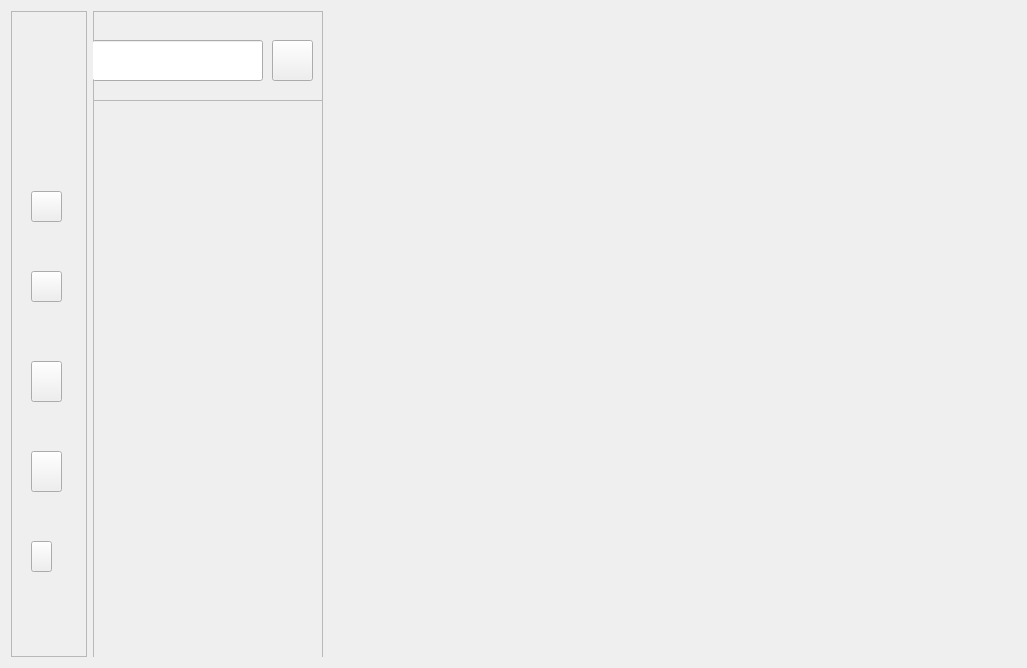
Qt form ToolKit/ui/mainpage.ui (Areay7/ToolKit) before a commit.
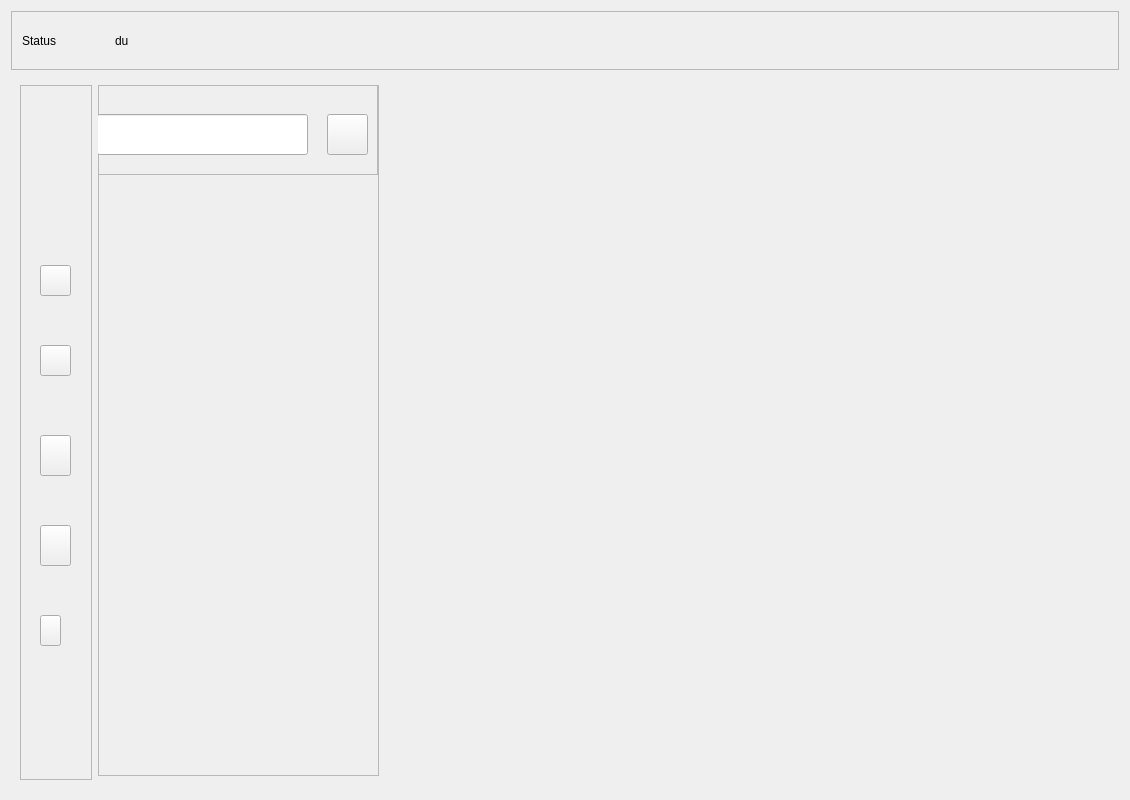
The same form after that commit. The open tabs and pages were chosen to show the change. Icons and pictures are not drawn. Custom widgets are drawn as their Qt base class.

The edit to the form file:
```diff
--- a/ToolKit/ui/mainpage.ui
+++ b/ToolKit/ui/mainpage.ui
@@ -6,14 +6,79 @@
    <rect>
     <x>0</x>
     <y>0</y>
-    <width>1027</width>
-    <height>668</height>
+    <width>1130</width>
+    <height>800</height>
    </rect>
   </property>
   <property name="windowTitle">
    <string>Form</string>
   </property>
-  <layout class="QHBoxLayout" name="horizontalLayout" stretch="1,3,9">
+  <layout class="QVBoxLayout" name="verticalLayout_3" stretch="1,12">
+   <item>
+    <widget class="QFrame" name="frame_top">
+     <property name="frameShape">
+      <enum>QFrame::StyledPanel</enum>
+     </property>
+     <property name="frameShadow">
+      <enum>QFrame::Raised</enum>
+     </property>
+     <layout class="QHBoxLayout" name="horizontalLayout_2" stretch="1,2,3">
+      <property name="leftMargin">
+       <number>10</number>
+      </property>
+      <property name="topMargin">
+       <number>0</number>
+      </property>
+      <property name="rightMargin">
+       <number>4</number>
+      </property>
+      <property name="bottomMargin">
+       <number>0</number>
+      </property>
+      <item>
+       <widget class="QWidget" name="widget_weather" native="true">
+        <layout class="QHBoxLayout" name="horizontalLayout_3">
+         <property name="leftMargin">
+          <number>0</number>
+         </property>
+         <property name="topMargin">
+          <number>0</number>
+         </property>
+         <property name="rightMargin">
+          <number>0</number>
+         </property>
+         <property name="bottomMargin">
+          <number>0</number>
+         </property>
+         <item>
+          <widget class="QLabel" name="label_weatherStatus">
+           <property name="text">
+            <string>Status</string>
+           </property>
+          </widget>
+         </item>
+         <item>
+          <widget class="QLabel" name="label">
+           <property name="text">
+            <string>du</string>
+           </property>
+          </widget>
+         </item>
+        </layout>
+       </widget>
+      </item>
+      <item>
+       <widget class="QWidget" name="widget_fill" native="true"/>
+      </item>
+      <item>
+       <widget class="QWidget" name="widget_status" native="true"/>
+      </item>
+     </layout>
+    </widget>
+   </item>
+   <item>
+    <widget class="QWidget" name="widget" native="true">
+     <layout class="QHBoxLayout" name="horizontalLayout" stretch="1,4,10">
    <item>
     <widget class="QFrame" name="frame">
      <property name="styleSheet">
@@ -174,8 +239,8 @@
         <rect>
          <x>0</x>
          <y>0</y>
-         <width>230</width>
-         <height>649</height>
+            <width>281</width>
+            <height>691</height>
         </rect>
        </property>
        <property name="frameShape">
@@ -189,7 +254,7 @@
          <rect>
           <x>-1</x>
           <y>-1</y>
-          <width>231</width>
+             <width>281</width>
           <height>91</height>
          </rect>
         </property>
@@ -204,7 +269,7 @@
           <rect>
            <x>0</x>
            <y>30</y>
-           <width>171</width>
+              <width>211</width>
            <height>41</height>
           </rect>
          </property>
@@ -212,7 +277,7 @@
         <widget class="QPushButton" name="pushButton">
          <property name="geometry">
           <rect>
-           <x>180</x>
+              <x>230</x>
            <y>30</y>
            <width>41</width>
            <height>41</height>
@@ -238,8 +303,8 @@
          <rect>
           <x>0</x>
           <y>90</y>
-          <width>231</width>
-          <height>561</height>
+             <width>281</width>
+             <height>611</height>
          </rect>
         </property>
         <layout class="QVBoxLayout" name="verticalLayout_2">
@@ -592,6 +657,9 @@
        </property>
       </widget>
      </widget>
+       </widget>
+      </item>
+     </layout>
     </widget>
    </item>
   </layout>
```
Left out of the diff: 4 changed lines with no effect on the pictures. Lines whose indentation alone changed are shown as unchanged.
